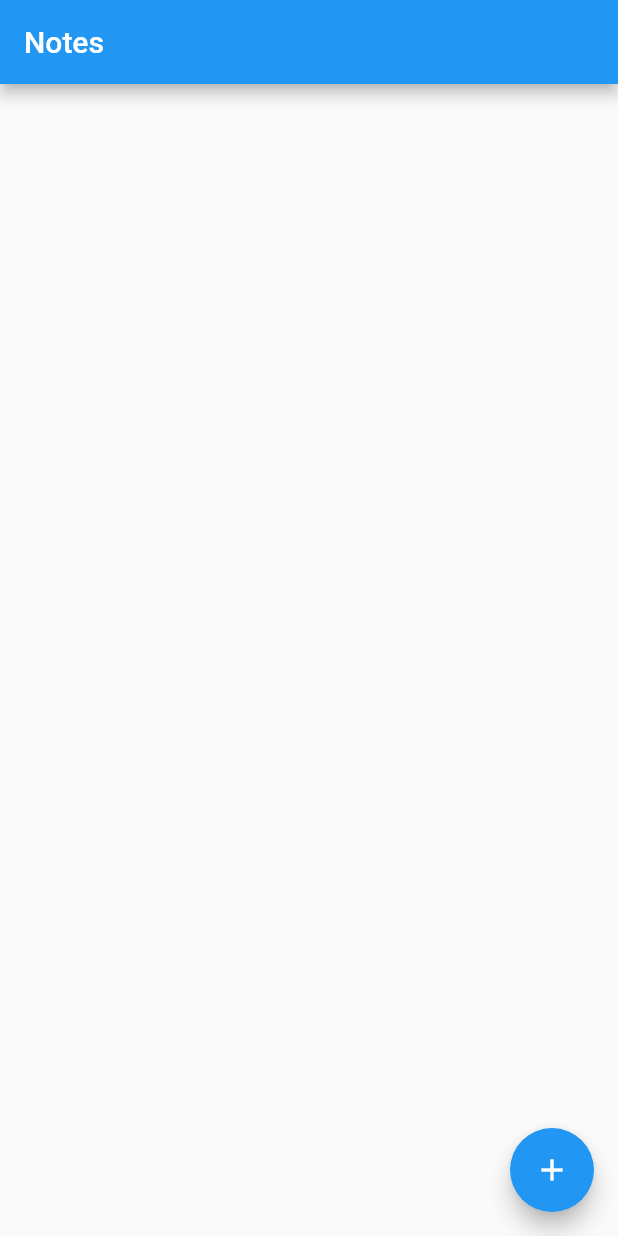
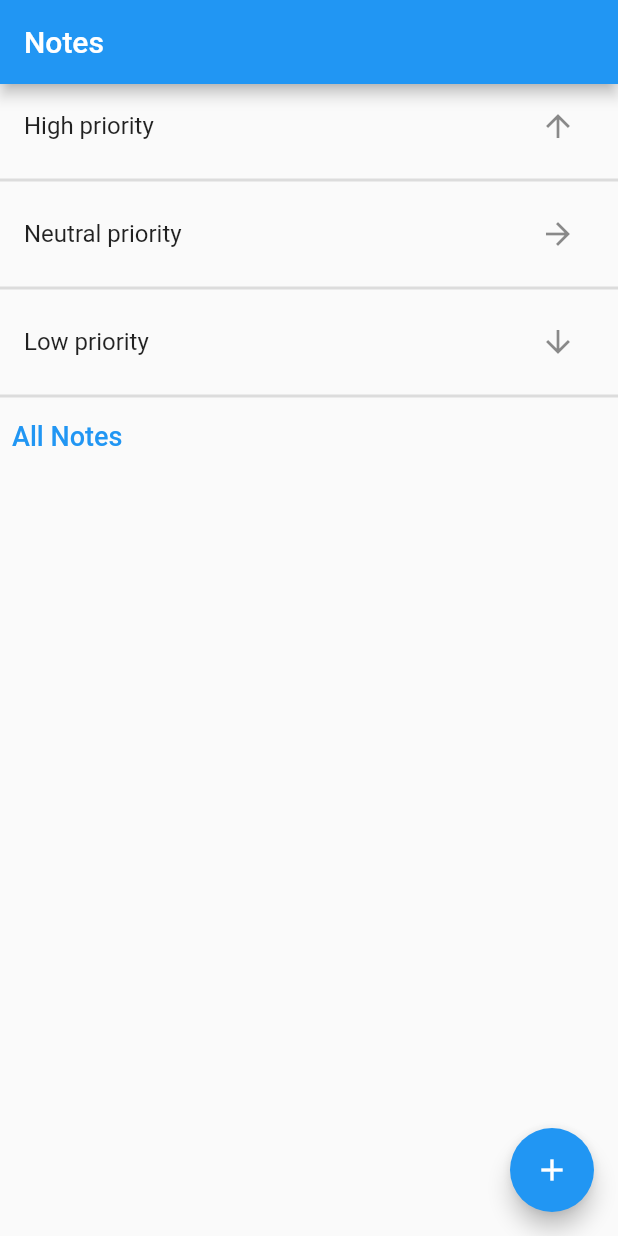
Before and after one commit to Mukund1507/notes, a Flutter app: the screen it shows after launch, on a phone screen of 412 x 824 dp. Run offline on Flutter 3.47's test engine with Material 2 defaults, Android fonts, the phone set to English and light mode, and no system bars; our stand-ins replace image_picker.

Commit message:
priority

```diff
--- a/lib/models/note.dart
+++ b/lib/models/note.dart
@@ -9,10 +9,12 @@ class Note {
   final String body;
   final File? image;
   final TextStyle textStyle;
+  final Priority priority;
   Note({
     required this.id,
+    required this.body,
     this.title = '',
-    required this.body,
+    this.priority = Priority.neutral,
     this.image,
     this.textStyle = const TextStyle(),
   });
@@ -20,23 +22,33 @@ class Note {
 
 class Notes with ChangeNotifier {
   List<Note> notesList = [];
+  List<Note> highPriorityNotesList = [];
+  List<Note> lowPriorityNotesList = [];
+  List<Note> neutralPriorityNotesList = [];
 
   void saveNote(Note note, Priority priority) {
     var temp = notesList.indexWhere((current) => current.id == note.id);
     if (temp == -1) {
+      notesList.add(note);
       if (priority == Priority.high) {
-        notesList.insert(0, note);
-      } else {
-        notesList.add(note);
+        highPriorityNotesList.add(note);
+      } else if (priority == Priority.neutral) {
+        neutralPriorityNotesList.add(note);
+      } else if (priority == Priority.low) {
+        lowPriorityNotesList.add(note);
       }
     } else {
       notesList.removeAt(temp);
-      if (priority == Priority.neutral) {
-        notesList.insert(temp, note);
-      } else if (priority == Priority.high) {
-        notesList.insert(0, note);
-      } else {
-        notesList.add(note);
+      notesList.insert(temp, note);
+      highPriorityNotesList.removeWhere((current) => current.id == note.id);
+      neutralPriorityNotesList.removeWhere((current) => current.id == note.id);
+      lowPriorityNotesList.removeWhere((current) => current.id == note.id);
+      if (priority == Priority.high) {
+        highPriorityNotesList.add(note);
+      } else if (priority == Priority.neutral) {
+        neutralPriorityNotesList.add(note);
+      } else if (note.priority == Priority.low) {
+        lowPriorityNotesList.add(note);
       }
     }
     notifyListeners();
--- a/lib/screens/home_page.dart
+++ b/lib/screens/home_page.dart
@@ -1,11 +1,19 @@
 import 'package:flutter/material.dart';
+import 'package:notes/screens/notes_list_page.dart';
 import 'package:provider/provider.dart';
 
 import '/models/note.dart';
 import 'notes_page.dart';
+import '/const.dart';
 
 class HomePage extends StatelessWidget {
   const HomePage({super.key});
+
+  void nextPage(BuildContext ctx, Priority priority) {
+    Navigator.of(ctx).push(MaterialPageRoute(builder: (ctx) {
+      return NotesListPage(priority: priority);
+    }));
+  }
 
   @override
   Widget build(BuildContext context) {
@@ -14,7 +22,46 @@ class HomePage extends StatelessWidget {
       appBar: AppBar(
         title: const Text('Notes'),
       ),
-      body: ListView.builder(
+      body: Column(
+        crossAxisAlignment: CrossAxisAlignment.start,
+        children: [
+          ListTile(
+            title: const Text('High priority'),
+            trailing: IconButton(
+              onPressed: () => nextPage(context, Priority.high),
+              icon: const Icon(Icons.arrow_upward),
+            ),
+          ),
+          const Divider(thickness: 2),
+          ListTile(
+            title: const Text('Neutral priority'),
+            trailing: IconButton(
+              onPressed: () => nextPage(context, Priority.neutral),
+              icon: const Icon(Icons.arrow_forward),
+            ),
+          ),
+          const Divider(thickness: 2),
+          ListTile(
+            title: const Text('Low priority'),
+            trailing: IconButton(
+              onPressed: () => nextPage(context, Priority.low),
+              icon: const Icon(Icons.arrow_downward),
+            ),
+          ),
+          const Divider(thickness: 2),
+          Padding(
+            padding: const EdgeInsets.all(8.0),
+            child: Text(
+              'All Notes',
+              style: TextStyle(
+                fontSize: 18,
+                fontWeight: FontWeight.w500,
+                color: Theme.of(context).primaryColor,
+              ),
+            ),
+          ),
+          Expanded(
+            child: ListView.builder(
                 itemCount: allNotes.length,
                 itemBuilder: (ctx, index) {
                   return Column(
@@ -37,6 +84,9 @@ class HomePage extends StatelessWidget {
                     ],
                   );
                 }),
+          ),
+        ],
+      ),
       floatingActionButton: FloatingActionButton(
         onPressed: () {
           Navigator.pushNamed(
--- a/lib/screens/notes_page.dart
+++ b/lib/screens/notes_page.dart
@@ -106,6 +106,7 @@ class _NotePageState extends State<NotePage> {
         title: _titleController.text,
         body: _bodyController.text,
         image: image,
+        priority: notePriority,
         textStyle: TextStyle(
           color: fontColor,
           fontStyle: fontStyle,
@@ -141,6 +142,7 @@ class _NotePageState extends State<NotePage> {
       fontColor = args.textStyle.color ?? Colors.black;
       textDecoration = args.textStyle.decoration ?? TextDecoration.none;
       fontStyle = args.textStyle.fontStyle ?? FontStyle.normal;
+      notePriority = args.priority;
       firstCome = true;
     }
   }
```
Also changed, not shown: lib/screens/notes_list_page.dart (added, +49 -0 lines). Lines whose indentation alone changed are shown as unchanged.
